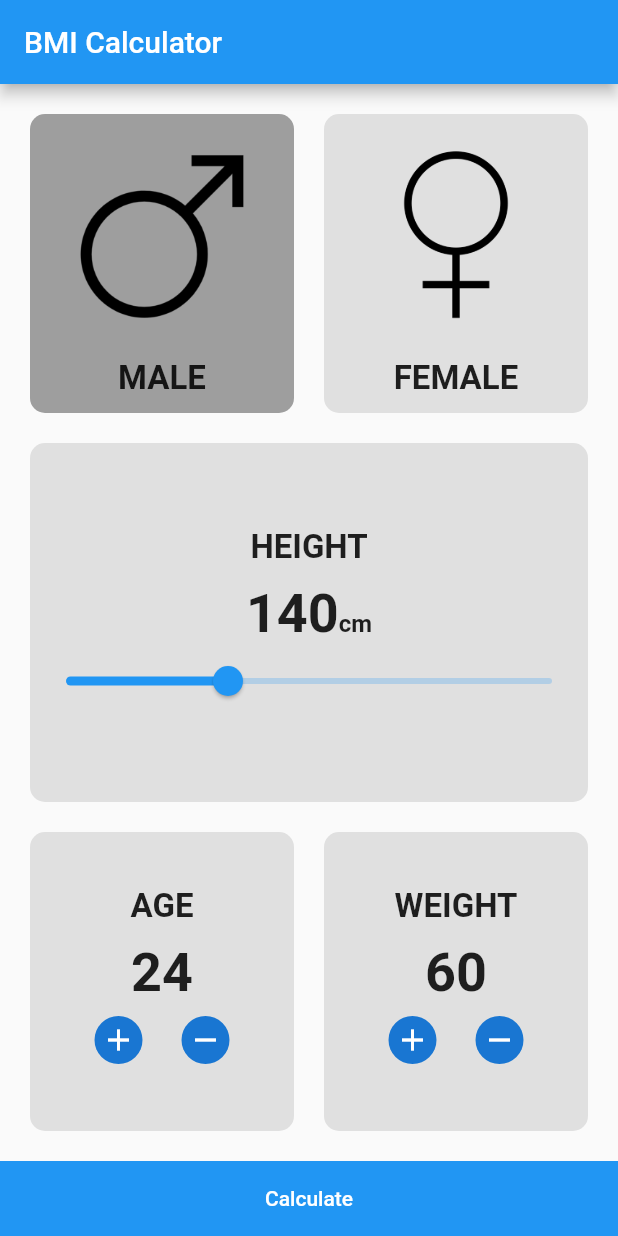
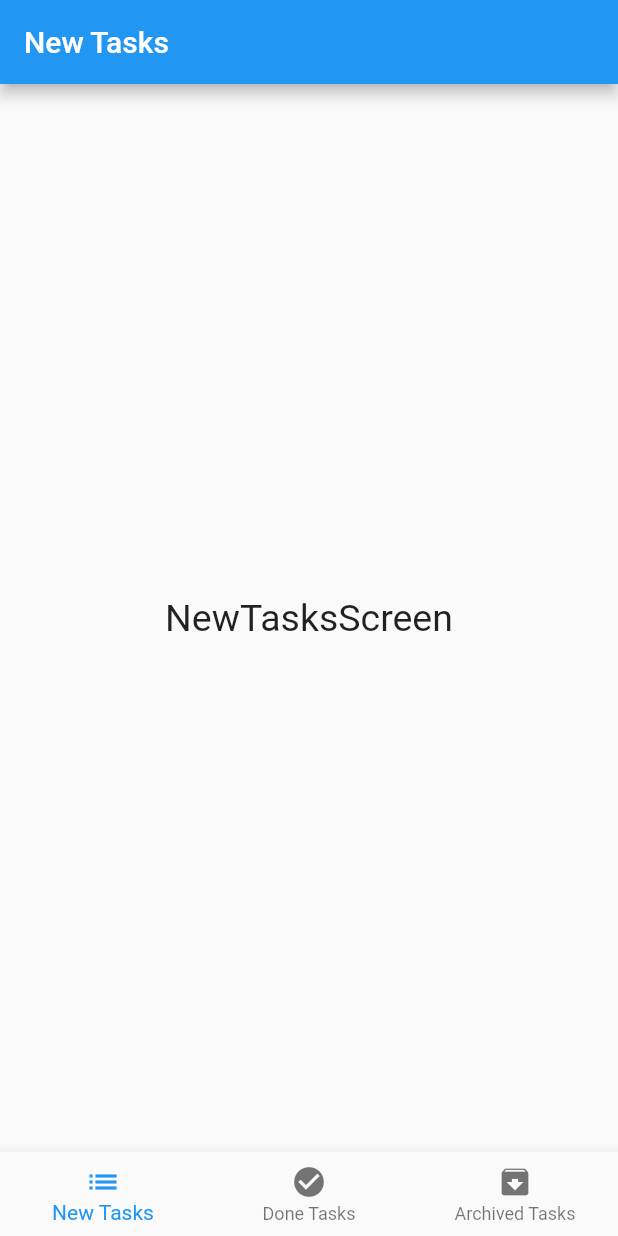
Before and after one commit to abdullahmansss/blue_squad_app, a Flutter app: the screen it shows after launch, on a phone screen of 412 x 824 dp. Run offline on Flutter 3.47's test engine with Material 2 defaults, Android fonts, the phone set to English and light mode, and no system bars.

```diff
--- a/lib/main.dart
+++ b/lib/main.dart
@@ -1,5 +1,6 @@
 import 'package:blue_squad_app/bmi_screen.dart';
 import 'package:blue_squad_app/home_screen.dart';
+import 'package:blue_squad_app/todo_app/todo_layout.dart';
 import 'package:flutter/material.dart';
 
 void main()
@@ -17,7 +18,7 @@ class MyApp extends StatelessWidget
   {
     return MaterialApp(
       debugShowCheckedModeBanner: false,
-      home: BMIScreen(),
+      home: TodoLayout(),
     );
   }
 }
--- /dev/null
+++ b/lib/todo_app/new_tasks_screen.dart
@@ -0,0 +1,16 @@
+import 'package:flutter/material.dart';
+
+class NewTasksScreen extends StatelessWidget
+{
+  @override
+  Widget build(BuildContext context) {
+    return Center(
+      child: Text(
+        'NewTasksScreen',
+        style: TextStyle(
+          fontSize: 25.0,
+        ),
+      ),
+    );
+  }
+}
--- /dev/null
+++ b/lib/todo_app/todo_layout.dart
@@ -0,0 +1,67 @@
+import 'package:blue_squad_app/todo_app/archived_tasks_screen.dart';
+import 'package:blue_squad_app/todo_app/done_tasks_screen.dart';
+import 'package:blue_squad_app/todo_app/new_tasks_screen.dart';
+import 'package:flutter/material.dart';
+
+class TodoLayout extends StatefulWidget {
+  @override
+  _TodoLayoutState createState() => _TodoLayoutState();
+}
+
+class _TodoLayoutState extends State<TodoLayout>
+{
+  int currentIndex = 0;
+
+  List<Widget> widgets =
+  [
+    NewTasksScreen(),
+    DoneTasksScreen(),
+    ArchivedTasksScreen(),
+  ];
+
+  List<String> titles = [
+    'New Tasks',
+    'Done Tasks',
+    'Archived Tasks',
+  ];
+
+  @override
+  Widget build(BuildContext context)
+  {
+    return Scaffold(
+      appBar: AppBar(
+        title: Text(
+          titles[currentIndex],
+        ),
+      ),
+      body: widgets[currentIndex],
+      bottomNavigationBar: BottomNavigationBar(
+        currentIndex: currentIndex,
+        onTap: (int index)
+        {
+          currentIndex = index;
+          setState(() {
+
+          });
+          print(index);
+        },
+        type: BottomNavigationBarType.fixed,
+        items:
+        [
+          BottomNavigationBarItem(
+            icon: Icon(Icons.list),
+            label: 'New Tasks',
+          ),
+          BottomNavigationBarItem(
+            icon: Icon(Icons.check_circle),
+            label: 'Done Tasks',
+          ),
+          BottomNavigationBarItem(
+            icon: Icon(Icons.archive),
+            label: 'Archived Tasks',
+          ),
+        ],
+      ),
+    );
+  }
+}
```
Also changed, not shown: lib/todo_app/archived_tasks_screen.dart (added, +16 -0 lines), lib/todo_app/done_tasks_screen.dart (added, +16 -0 lines).
